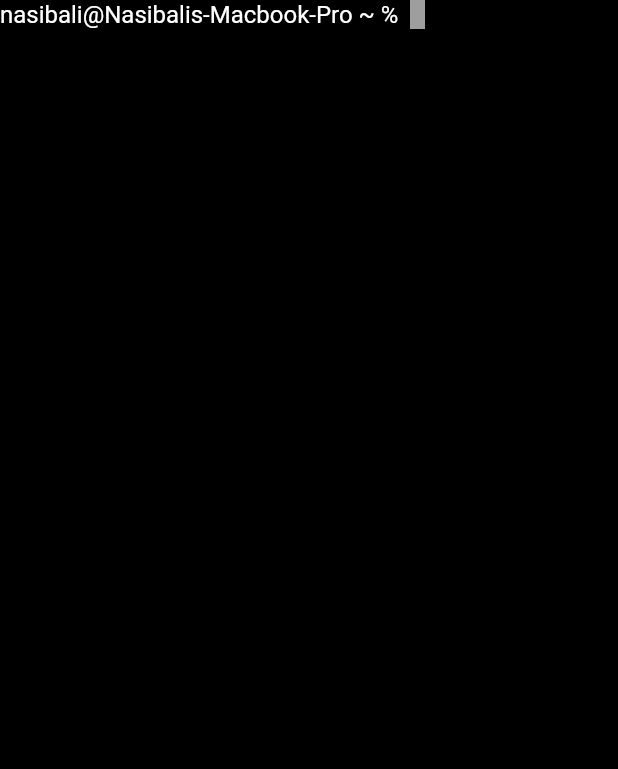
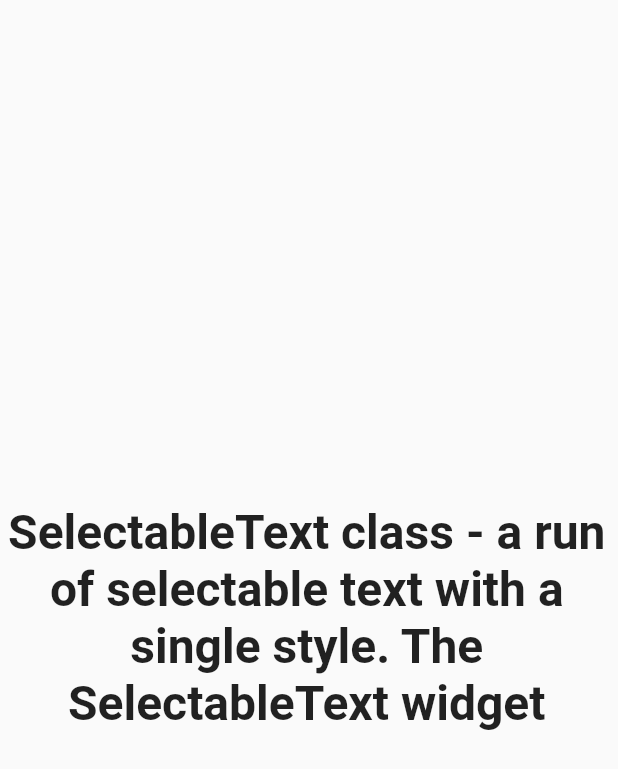
Before and after one commit to cosmicSigma/flutter_application_7, a Flutter app: the screen it shows after launch, on a phone screen of 412 x 824 dp. Shown: the top 769 px of the screen. Run offline on Flutter 3.47's test engine with Material 2 defaults, Android fonts, the phone set to English and light mode, and no system bars.

Commit message:
max and min lines

```diff
--- a/lib/main.dart
+++ b/lib/main.dart
@@ -11,7 +11,6 @@ class MyApp extends StatelessWidget {
   Widget build(BuildContext context) {
     return const MaterialApp(
       home: HomePage(),
-      debugShowCheckedModeBanner: false,
     );
   }
 }
@@ -21,29 +20,18 @@ class HomePage extends StatelessWidget {
 
   @override
   Widget build(BuildContext context) {
-    return Scaffold(
-      backgroundColor: Colors.black,
+    return  const Scaffold(
       body: SafeArea(
-        child: Align(
-          alignment: Alignment.topLeft,
-          child: Row(
-            children: const [
-              Text("nasibali@Nasibalis-Macbook-Pro ~ % ", style: TextStyle(color: Colors.white, fontSize: 16),),
-              SelectableText.rich(
-                TextSpan(text: " "),
-                textAlign: TextAlign.center,
-                style: TextStyle(
-                    fontWeight: FontWeight.bold,
-                    fontSize: 16,
-                    color: Colors.white
-                ),
-                showCursor: true,
-                autofocus: true,
-                cursorWidth: 10,
-                cursorHeight: 20,
-                cursorColor: Colors.grey,
-              ),
-            ],
+        child: Center(
+          child: SelectableText(
+            'SelectableText class - a run of selectable text with a single style. The SelectableText widget displays a string of text with a single style. The string might break across multiple lines or might all be displayed on the same line depending on the layout constraints.',
+            textAlign: TextAlign.center,
+            style: TextStyle(
+              fontWeight: FontWeight.bold,
+              fontSize: 32,
+            ),
+            minLines: 2,
+            maxLines: 4,
           ),
         ),
       ),
```
